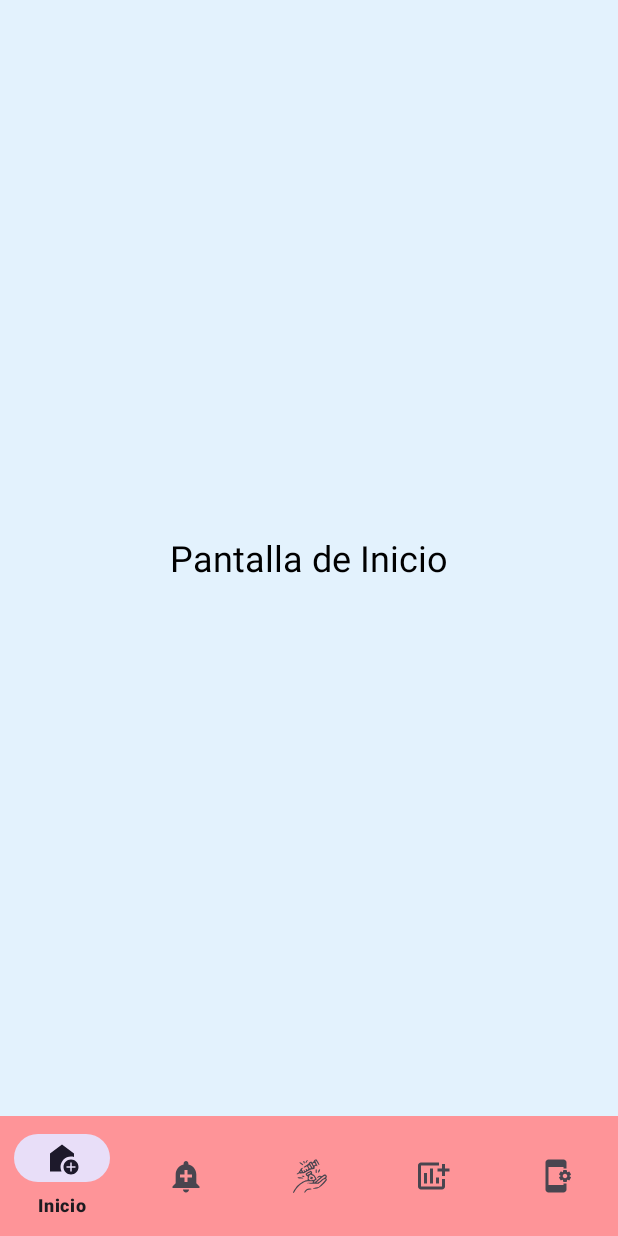
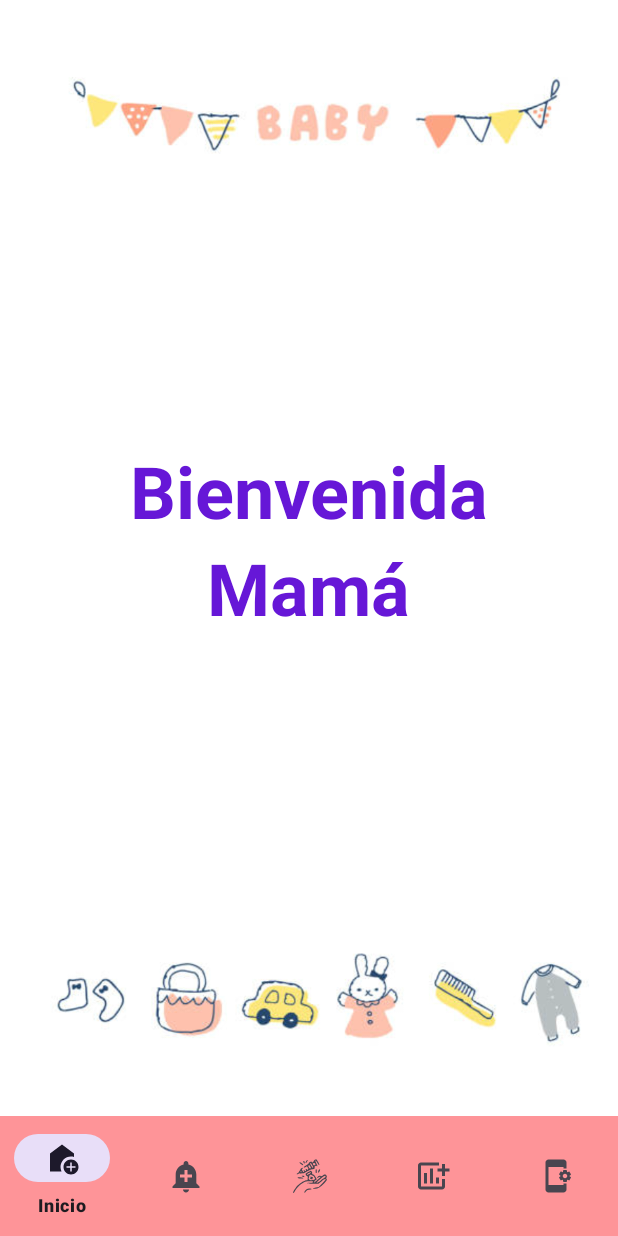
Before and after one commit to AldanaDeSampigny/TNT-materno-infantil, an Android app: the screen it shows after launch (MainActivity), on a phone screen of 412 x 824 dp. Run offline under Robolectric (Android 15) with nearby library versions, the light colour scheme and no system bars.

Commit message:
cambio de color y card en consejos, y creacion de pantalla principal

```diff
--- /dev/null
+++ b/MaternoInfantil/app/src/main/res/drawable/imagenes_lactancia.xml
@@ -0,0 +1,4 @@
+<?xml version="1.0" encoding="utf-8"?>
+<selector xmlns:android="http://schemas.android.com/apk/res/android">
+
+</selector>
--- a/MaternoInfantil/app/src/main/res/layout/fragment_home.xml
+++ b/MaternoInfantil/app/src/main/res/layout/fragment_home.xml
@@ -1,17 +1,53 @@
 <?xml version="1.0" encoding="utf-8"?>
-<LinearLayout
-    xmlns:android="http://schemas.android.com/apk/res/android"
+<LinearLayout xmlns:android="http://schemas.android.com/apk/res/android"
+    xmlns:app="http://schemas.android.com/apk/res-auto"
     android:layout_width="match_parent"
     android:layout_height="match_parent"
-    android:gravity="center"
-    android:orientation="vertical"
-    android:background="#E3F2FD">
+    android:background="#FFFFFF"
+    android:orientation="vertical">
 
-    <TextView
-        android:id="@+id/textHome"
-        android:layout_width="wrap_content"
-        android:layout_height="wrap_content"
-        android:text="Pantalla de Inicio"
-        android:textSize="24sp"
-        android:textColor="#000000" />
+    <!-- Imagen superior -->
+
+    <!-- Contenedor central con textos -->
+
+    <ImageView
+        android:id="@+id/imageViewTop"
+        android:layout_width="425dp"
+        android:layout_height="143dp"
+        app:srcCompat="@drawable/bebe_home1" />
+
+    <LinearLayout
+        android:layout_width="match_parent"
+        android:layout_height="0dp"
+        android:layout_weight="1"
+        android:gravity="center"
+        android:orientation="vertical">
+
+        <TextView
+            android:id="@+id/textBienvenida"
+            android:layout_width="wrap_content"
+            android:layout_height="wrap_content"
+            android:text="Bienvenida"
+            android:textColor="#6617D7"
+            android:textSize="48sp"
+            android:textStyle="bold" />
+
+        <TextView
+            android:id="@+id/textMama"
+            android:layout_width="wrap_content"
+            android:layout_height="wrap_content"
+            android:text="Mamá"
+            android:textColor="#6617D7"
+            android:textSize="48sp"
+            android:textStyle="bold" />
+
+    </LinearLayout>
+
+    <!-- Imagen inferior -->
+    <ImageView
+        android:id="@+id/imageViewBottom"
+        android:layout_width="423dp"
+        android:layout_height="168dp"
+        app:srcCompat="@drawable/bebe_home2" />
+
 </LinearLayout>
--- a/MaternoInfantil/app/src/main/res/values/colors.xml
+++ b/MaternoInfantil/app/src/main/res/values/colors.xml
@@ -2,4 +2,6 @@
 <resources>
     <color name="black">#FF000000</color>
     <color name="white">#FFFFFFFF</color>
+    <color name="gris">#DCDCDC</color>
+
 </resources>
```
Also changed, not shown: MaternoInfantil/app/src/main/res/layout/fragment_consejos_lactancia.xml (+33 -3 lines), MaternoInfantil/app/src/main/res/layout/item_consejo_lactancia.xml (+12 -8 lines), MaternoInfantil/app/src/main/res/drawable/bebe_home1.png (added), MaternoInfantil/app/src/main/res/drawable/bebe_home2.png (added), MaternoInfantil/app/src/main/res/drawable/mamadera.png (added).
